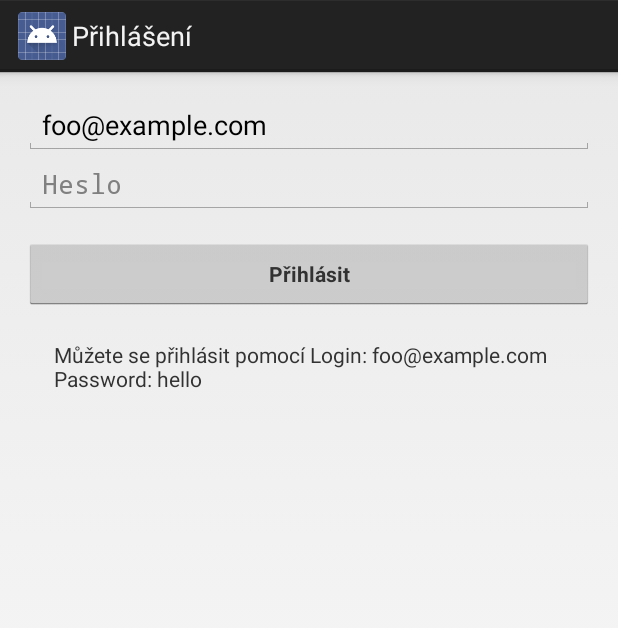
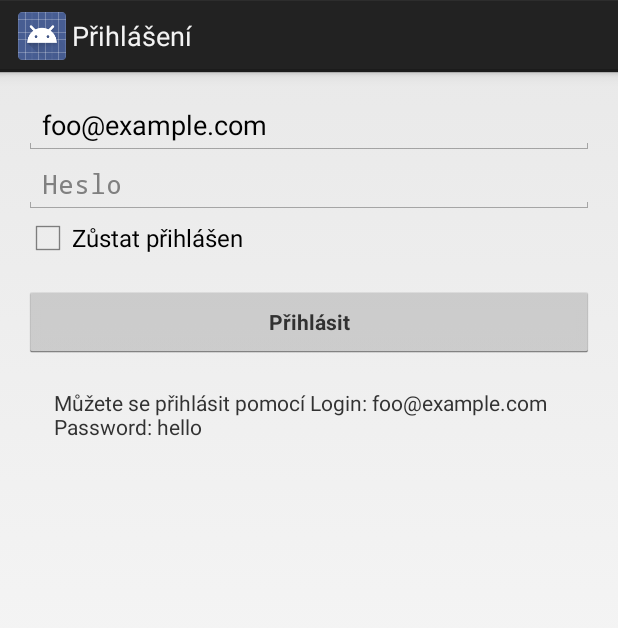
Before and after one commit to musilon9/BIS-PRO-App, an Android app: the screen it shows after launch (LoginActivity), on a phone screen of 412 x 824 dp. Shown: the top 628 px of the screen. Run offline under Robolectric (Android 15) with nearby library versions, the phone set to English and light mode, and no system bars; 2 statements that could not run were skipped.

Commit message:
persistent login

```diff
--- a/app/src/main/java/app/com/bisnode/LoginActivity.java
+++ b/app/src/main/java/app/com/bisnode/LoginActivity.java
@@ -5,10 +5,10 @@ import android.animation.AnimatorListenerAdapter;
 import android.annotation.TargetApi;
 import android.app.Activity;
 import android.app.LoaderManager.LoaderCallbacks;
-import android.content.ContentResolver;
 import android.content.CursorLoader;
 import android.content.Intent;
 import android.content.Loader;
+import android.content.SharedPreferences;
 import android.database.Cursor;
 import android.net.Uri;
 import android.os.AsyncTask;
@@ -24,9 +24,9 @@ import android.view.inputmethod.EditorInfo;
 import android.widget.ArrayAdapter;
 import android.widget.AutoCompleteTextView;
 import android.widget.Button;
+import android.widget.CheckBox;
 import android.widget.EditText;
 import android.widget.TextView;
-import android.widget.Toast;
 
 import java.util.ArrayList;
 import java.util.List;
@@ -44,6 +44,8 @@ public class LoginActivity extends Activity implements LoaderCallbacks<Cursor> {
     private static final String[] DUMMY_CREDENTIALS = new String[]{
             "foo@example.com:hello", "bar@example.com:world"
     };
+    private static final String PREFS_NAME = "file";
+    private static final String LOGGED_PERMANENTLY = "loggedPermanently";
     /**
      * Keep track of the login task to ensure we can cancel it if requested.
      */
@@ -54,14 +56,16 @@ public class LoginActivity extends Activity implements LoaderCallbacks<Cursor> {
     private EditText mPasswordView;
     private View mProgressView;
     private View mLoginFormView;
+    private View keepLogged;
 
     @Override
     protected void onCreate(Bundle savedInstanceState) {
         super.onCreate(savedInstanceState);
         setContentView(R.layout.activity_login);
-
+        checkKeepLogged();
         // Set up the login form.
         mEmailView = (AutoCompleteTextView) findViewById(R.id.email);
+        keepLogged = findViewById(R.id.keepLogged);
         populateAutoComplete();
 
         mPasswordView = (EditText) findViewById(R.id.password);
@@ -86,6 +90,14 @@ public class LoginActivity extends Activity implements LoaderCallbacks<Cursor> {
 
         mLoginFormView = findViewById(R.id.login_form);
         mProgressView = findViewById(R.id.login_progress);
+    }
+
+    private void checkKeepLogged() {
+        SharedPreferences settings = getSharedPreferences(PREFS_NAME, 0);
+        boolean logged = settings.getBoolean(LOGGED_PERMANENTLY, false);
+        if(logged) {
+            switchToMainActivity();
+        }
     }
 
     private void populateAutoComplete() {
@@ -274,7 +286,9 @@ public class LoginActivity extends Activity implements LoaderCallbacks<Cursor> {
             for (String credential : DUMMY_CREDENTIALS) {
                 String[] pieces = credential.split(":");
                 if (pieces[0].equals(mEmail)) {
-                    // Account exists, return true if the password matches.
+                    if(((CheckBox)keepLogged).isChecked()) {
+                        save();
+                    }
                     return pieces[1].equals(mPassword);
                 }
             }
@@ -289,9 +303,7 @@ public class LoginActivity extends Activity implements LoaderCallbacks<Cursor> {
             showProgress(false);
 
             if (success) {
-                Intent intent = new Intent(getApplicationContext(), MainActivity.class);
-                startActivity(intent);
-                finish();
+                switchToMainActivity();
             } else {
                 mPasswordView.setError(getString(R.string.error_incorrect_password));
                 mPasswordView.requestFocus();
@@ -304,4 +316,17 @@ public class LoginActivity extends Activity implements LoaderCallbacks<Cursor> {
             showProgress(false);
         }
     }
+
+    private void switchToMainActivity() {
+        Intent intent = new Intent(getApplicationContext(), MainActivity.class);
+        startActivity(intent);
+        finish();
+    }
+
+    private void save() {
+        SharedPreferences settings = getSharedPreferences(PREFS_NAME, 0);
+        SharedPreferences.Editor editor = settings.edit();
+        editor.putBoolean(LOGGED_PERMANENTLY, true);
+        editor.apply();
+    }
 }
--- a/app/src/main/res/layout/activity_login.xml
+++ b/app/src/main/res/layout/activity_login.xml
@@ -31,6 +31,13 @@
                 android:imeOptions="actionUnspecified" android:inputType="textPassword"
                 android:maxLines="1" android:singleLine="true" />
 
+            <CheckBox
+                android:layout_width="wrap_content"
+                android:layout_height="wrap_content"
+                android:text="@string/logged"
+                android:id="@+id/keepLogged"
+                android:checked="false" />
+
             <Button android:id="@+id/email_sign_in_button" style="?android:textAppearanceSmall"
                 android:layout_width="match_parent" android:layout_height="wrap_content"
                 android:layout_marginTop="16dp" android:text="@string/action_sign_in"
--- a/app/src/main/res/values/strings.xml
+++ b/app/src/main/res/values/strings.xml
@@ -54,5 +54,6 @@
     <string name="one">One</string>
     <string name="two">Two</string>
     <string name="three">Three</string>
+    <string name="logged">Zůstat přihlášen</string>
 
 </resources>
```
